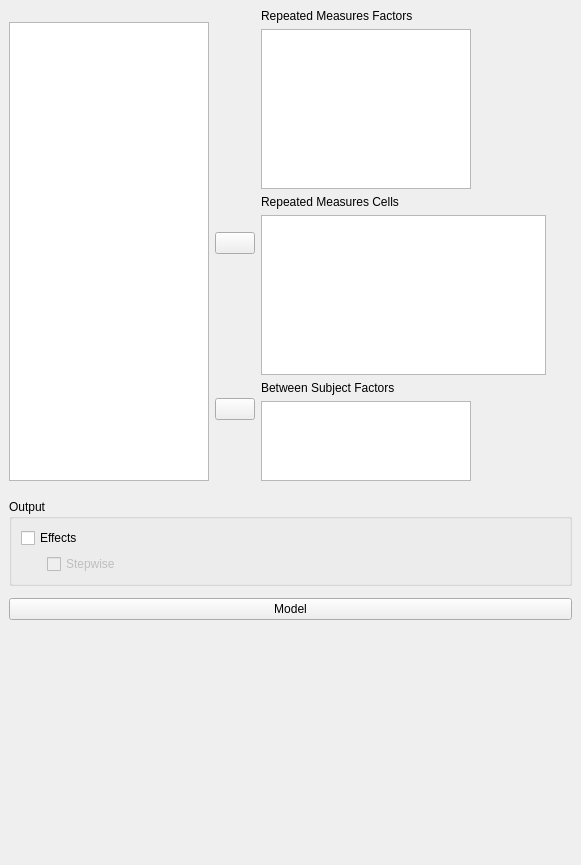
First picture: the form in JASP-Desktop/analysisforms/anovarepeatedmeasuresbayesianform.ui, repository jasp-stats/jasp-desktop, before the edit.
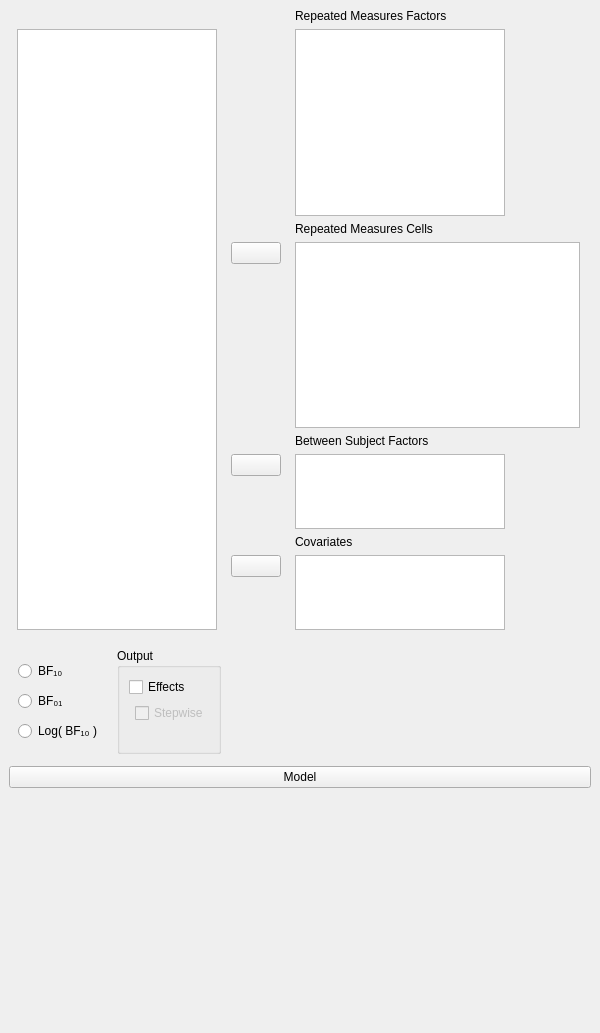
Second picture: the form after the edit. Custom widgets are drawn as their Qt base class.

Commit message: All Bayes: Added Log(BF10) UI option

```diff
--- a/JASP-Desktop/analysisforms/anovarepeatedmeasuresbayesianform.ui
+++ b/JASP-Desktop/analysisforms/anovarepeatedmeasuresbayesianform.ui
@@ -6,8 +6,8 @@
    <rect>
     <x>0</x>
     <y>0</y>
-    <width>581</width>
-    <height>865</height>
+    <width>600</width>
+    <height>1033</height>
    </rect>
   </property>
   <property name="windowTitle">
@@ -29,6 +29,166 @@
    <property name="spacing">
     <number>0</number>
    </property>
+   <item row="1" column="0">
+    <widget class="QWidget" name="widget" native="true">
+     <layout class="QGridLayout" name="gridLayout_3">
+      <item row="0" column="0">
+       <widget class="BoundGroupBox" name="bayesFactorType" native="true">
+        <property name="title" stdset="0">
+         <string>Bayes Factor</string>
+        </property>
+        <property name="flat" stdset="0">
+         <bool>false</bool>
+        </property>
+        <layout class="QGridLayout" name="gridLayout_13">
+         <item row="1" column="0">
+          <widget class="QRadioButton" name="_2">
+           <property name="text">
+            <string>BF₀₁</string>
+           </property>
+          </widget>
+         </item>
+         <item row="0" column="0">
+          <widget class="QRadioButton" name="_1">
+           <property name="text">
+            <string>BF₁₀</string>
+           </property>
+          </widget>
+         </item>
+         <item row="2" column="0">
+          <widget class="QRadioButton" name="_3">
+           <property name="text">
+            <string>Log( BF₁₀ )</string>
+           </property>
+          </widget>
+         </item>
+        </layout>
+       </widget>
+      </item>
+      <item row="0" column="1">
+       <widget class="GroupBox" name="groupBox_3">
+        <property name="title">
+         <string>Output</string>
+        </property>
+        <layout class="QGridLayout" name="gridLayout_4">
+         <item row="3" column="1">
+          <spacer name="verticalSpacer">
+           <property name="orientation">
+            <enum>Qt::Vertical</enum>
+           </property>
+           <property name="sizeHint" stdset="0">
+            <size>
+             <width>20</width>
+             <height>40</height>
+            </size>
+           </property>
+          </spacer>
+         </item>
+         <item row="1" column="0" rowspan="2">
+          <widget class="QWidget" name="widget" native="true">
+           <property name="maximumSize">
+            <size>
+             <width>20</width>
+             <height>16777215</height>
+            </size>
+           </property>
+          </widget>
+         </item>
+         <item row="1" column="1" rowspan="2">
+          <widget class="BoundCheckBox" name="effectsStepwise">
+           <property name="enabled">
+            <bool>false</bool>
+           </property>
+           <property name="text">
+            <string>Stepwise</string>
+           </property>
+          </widget>
+         </item>
+         <item row="0" column="0" colspan="2">
+          <widget class="BoundCheckBox" name="outputEffects">
+           <property name="text">
+            <string>Effects</string>
+           </property>
+          </widget>
+         </item>
+        </layout>
+       </widget>
+      </item>
+      <item row="0" column="2">
+       <spacer name="horizontalSpacer">
+        <property name="orientation">
+         <enum>Qt::Horizontal</enum>
+        </property>
+        <property name="sizeHint" stdset="0">
+         <size>
+          <width>40</width>
+          <height>20</height>
+         </size>
+        </property>
+       </spacer>
+      </item>
+     </layout>
+    </widget>
+   </item>
+   <item row="2" column="0">
+    <widget class="QWidget" name="modelContainer" native="true">
+     <property name="sizePolicy">
+      <sizepolicy hsizetype="Preferred" vsizetype="Preferred">
+       <horstretch>0</horstretch>
+       <verstretch>0</verstretch>
+      </sizepolicy>
+     </property>
+     <layout class="QGridLayout" name="gridLayout_8">
+      <property name="topMargin">
+       <number>3</number>
+      </property>
+      <property name="bottomMargin">
+       <number>3</number>
+      </property>
+      <item row="1" column="0">
+       <widget class="QWidget" name="containerModel" native="true">
+        <layout class="QGridLayout" name="gridLayout_6">
+         <property name="leftMargin">
+          <number>0</number>
+         </property>
+         <property name="topMargin">
+          <number>0</number>
+         </property>
+         <property name="rightMargin">
+          <number>0</number>
+         </property>
+         <property name="bottomMargin">
+          <number>36</number>
+         </property>
+         <item row="0" column="0">
+          <widget class="AnovaModelWidget" name="modelTerms" native="true">
+           <property name="sizePolicy">
+            <sizepolicy hsizetype="Expanding" vsizetype="Preferred">
+             <horstretch>0</horstretch>
+             <verstretch>0</verstretch>
+            </sizepolicy>
+           </property>
+           <property name="minimumSize">
+            <size>
+             <width>0</width>
+             <height>200</height>
+            </size>
+           </property>
+          </widget>
+         </item>
+        </layout>
+       </widget>
+      </item>
+      <item row="0" column="0">
+       <widget class="ExpanderButton" name="expanderModel">
+        <property name="text">
+         <string>Model</string>
+        </property>
+       </widget>
+      </item>
+     </layout>
+    </widget>
+   </item>
    <item row="0" column="0">
     <widget class="QWidget" name="main" native="true">
      <property name="sizePolicy">
@@ -40,14 +200,14 @@
      <property name="maximumSize">
       <size>
        <width>16777215</width>
-       <height>600</height>
+       <height>700</height>
       </size>
      </property>
      <layout class="QGridLayout" name="gridLayout">
       <property name="verticalSpacing">
        <number>6</number>
       </property>
-      <item row="0" column="0" rowspan="2">
+      <item row="0" column="0">
        <widget class="QWidget" name="widget_2" native="true">
         <property name="maximumSize">
          <size>
@@ -57,75 +217,17 @@
         </property>
        </widget>
       </item>
-      <item row="2" column="1" rowspan="2">
-       <widget class="QWidget" name="widget_4" native="true"/>
-      </item>
-      <item row="10" column="1">
-       <widget class="QWidget" name="widget_6" native="true"/>
-      </item>
-      <item row="6" column="1">
-       <widget class="QWidget" name="widget_5" native="true"/>
-      </item>
-      <item row="0" column="2" rowspan="3" colspan="3">
+      <item row="0" column="2">
        <widget class="QLabel" name="label">
         <property name="text">
          <string>Repeated Measures Factors</string>
         </property>
        </widget>
       </item>
-      <item row="4" column="2" colspan="3">
-       <widget class="QLabel" name="label_2">
-        <property name="text">
-         <string>Repeated Measures Cells</string>
-        </property>
-       </widget>
+      <item row="1" column="1">
+       <widget class="QWidget" name="widget_4" native="true"/>
       </item>
-      <item row="4" column="1" rowspan="2">
-       <widget class="AssignButton" name="buttonAssignFixed">
-        <property name="maximumSize">
-         <size>
-          <width>50</width>
-          <height>16777215</height>
-         </size>
-        </property>
-        <property name="text">
-         <string/>
-        </property>
-       </widget>
-      </item>
-      <item row="9" column="2" rowspan="2">
-       <widget class="BoundListView" name="betweenSubjectFactors">
-        <property name="minimumSize">
-         <size>
-          <width>210</width>
-          <height>80</height>
-         </size>
-        </property>
-        <property name="maximumSize">
-         <size>
-          <width>210</width>
-          <height>80</height>
-         </size>
-        </property>
-        <property name="selectionMode">
-         <enum>QAbstractItemView::ExtendedSelection</enum>
-        </property>
-       </widget>
-      </item>
-      <item row="7" column="1" rowspan="3">
-       <widget class="AssignButton" name="buttonAssignRandom">
-        <property name="maximumSize">
-         <size>
-          <width>50</width>
-          <height>16777215</height>
-         </size>
-        </property>
-        <property name="text">
-         <string/>
-        </property>
-       </widget>
-      </item>
-      <item row="3" column="2" colspan="2">
+      <item row="1" column="2">
        <widget class="BoundTableView" name="repeatedMeasuresFactors">
         <property name="sizePolicy">
          <sizepolicy hsizetype="Expanding" vsizetype="Expanding">
@@ -183,14 +285,27 @@
         </attribute>
        </widget>
       </item>
-      <item row="7" column="2" rowspan="2" colspan="3">
-       <widget class="QLabel" name="label_3">
+      <item row="2" column="2">
+       <widget class="QLabel" name="label_2">
         <property name="text">
-         <string>Between Subject Factors</string>
+         <string>Repeated Measures Cells</string>
         </property>
        </widget>
       </item>
-      <item row="5" column="2" rowspan="2" colspan="3">
+      <item row="3" column="1">
+       <widget class="AssignButton" name="buttonAssignFixed">
+        <property name="maximumSize">
+         <size>
+          <width>50</width>
+          <height>16777215</height>
+         </size>
+        </property>
+        <property name="text">
+         <string/>
+        </property>
+       </widget>
+      </item>
+      <item row="3" column="2" rowspan="2">
        <widget class="BoundTableView" name="repeatedMeasuresCells">
         <property name="sizePolicy">
          <sizepolicy hsizetype="Expanding" vsizetype="Expanding">
@@ -248,7 +363,94 @@
         </attribute>
        </widget>
       </item>
-      <item row="2" column="0" rowspan="9">
+      <item row="4" column="1">
+       <widget class="QWidget" name="widget_5" native="true"/>
+      </item>
+      <item row="5" column="2">
+       <widget class="QLabel" name="label_3">
+        <property name="text">
+         <string>Between Subject Factors</string>
+        </property>
+       </widget>
+      </item>
+      <item row="6" column="1">
+       <widget class="AssignButton" name="buttonAssignRandom">
+        <property name="maximumSize">
+         <size>
+          <width>50</width>
+          <height>16777215</height>
+         </size>
+        </property>
+        <property name="text">
+         <string/>
+        </property>
+       </widget>
+      </item>
+      <item row="6" column="2" rowspan="2">
+       <widget class="BoundListView" name="betweenSubjectFactors">
+        <property name="minimumSize">
+         <size>
+          <width>210</width>
+          <height>40</height>
+         </size>
+        </property>
+        <property name="maximumSize">
+         <size>
+          <width>210</width>
+          <height>80</height>
+         </size>
+        </property>
+        <property name="selectionMode">
+         <enum>QAbstractItemView::ExtendedSelection</enum>
+        </property>
+       </widget>
+      </item>
+      <item row="7" column="1">
+       <widget class="QWidget" name="widget_6" native="true"/>
+      </item>
+      <item row="8" column="2">
+       <widget class="QLabel" name="label_4">
+        <property name="text">
+         <string>Covariates</string>
+        </property>
+       </widget>
+      </item>
+      <item row="9" column="1">
+       <widget class="AssignButton" name="buttonAssignCovariates">
+        <property name="maximumSize">
+         <size>
+          <width>50</width>
+          <height>16777215</height>
+         </size>
+        </property>
+        <property name="text">
+         <string/>
+        </property>
+       </widget>
+      </item>
+      <item row="9" column="2" rowspan="2">
+       <widget class="BoundListView" name="covariates">
+        <property name="minimumSize">
+         <size>
+          <width>210</width>
+          <height>40</height>
+         </size>
+        </property>
+        <property name="maximumSize">
+         <size>
+          <width>210</width>
+          <height>80</height>
+         </size>
+        </property>
+        <property name="selectionMode">
+         <enum>QAbstractItemView::ExtendedSelection</enum>
+        </property>
+       </widget>
+      </item>
+      <item row="10" column="1">
+       <widget class="QWidget" name="widget_7" native="true"/>
+      </item>
+      <item row="1" column="0" rowspan="10">
        <widget class="AvailableFieldsListView" name="listAvailableFields">
         <property name="sizePolicy">
          <sizepolicy hsizetype="Fixed" vsizetype="Expanding">
@@ -276,107 +478,6 @@
      </layout>
     </widget>
    </item>
-   <item row="2" column="0">
-    <widget class="QWidget" name="modelContainer" native="true">
-     <property name="sizePolicy">
-      <sizepolicy hsizetype="Preferred" vsizetype="Preferred">
-       <horstretch>0</horstretch>
-       <verstretch>0</verstretch>
-      </sizepolicy>
-     </property>
-     <layout class="QGridLayout" name="gridLayout_8">
-      <property name="topMargin">
-       <number>3</number>
-      </property>
-      <property name="bottomMargin">
-       <number>3</number>
-      </property>
-      <item row="1" column="0">
-       <widget class="QWidget" name="containerModel" native="true">
-        <layout class="QGridLayout" name="gridLayout_6">
-         <property name="leftMargin">
-          <number>0</number>
-         </property>
-         <property name="topMargin">
-          <number>0</number>
-         </property>
-         <property name="rightMargin">
-          <number>0</number>
-         </property>
-         <property name="bottomMargin">
-          <number>36</number>
-         </property>
-         <item row="0" column="0">
-          <widget class="AnovaModelWidget" name="modelTerms" native="true">
-           <property name="sizePolicy">
-            <sizepolicy hsizetype="Expanding" vsizetype="Preferred">
-             <horstretch>0</horstretch>
-             <verstretch>0</verstretch>
-            </sizepolicy>
-           </property>
-           <property name="minimumSize">
-            <size>
-             <width>0</width>
-             <height>200</height>
-            </size>
-           </property>
-          </widget>
-         </item>
-        </layout>
-       </widget>
-      </item>
-      <item row="0" column="0">
-       <widget class="ExpanderButton" name="expanderModel">
-        <property name="text">
-         <string>Model</string>
-        </property>
-       </widget>
-      </item>
-     </layout>
-    </widget>
-   </item>
-   <item row="1" column="0">
-    <widget class="QWidget" name="widget" native="true">
-     <layout class="QGridLayout" name="gridLayout_3">
-      <item row="0" column="0">
-       <widget class="GroupBox" name="groupBox_3">
-        <property name="title">
-         <string>Output</string>
-        </property>
-        <layout class="QGridLayout" name="gridLayout_4">
-         <item row="1" column="1" rowspan="2">
-          <widget class="BoundCheckBox" name="effectsStepwise">
-           <property name="enabled">
-            <bool>false</bool>
-           </property>
-           <property name="text">
-            <string>Stepwise</string>
-           </property>
-          </widget>
-         </item>
-         <item row="1" column="0" rowspan="2">
-          <widget class="QWidget" name="widget" native="true">
-           <property name="maximumSize">
-            <size>
-             <width>20</width>
-             <height>16777215</height>
-            </size>
-           </property>
-          </widget>
-         </item>
-         <item row="0" column="0" colspan="2">
-          <widget class="BoundCheckBox" name="outputEffects">
-           <property name="text">
-            <string>Effects</string>
-           </property>
-          </widget>
-         </item>
-        </layout>
-       </widget>
-      </item>
-     </layout>
-    </widget>
-   </item>
   </layout>
  </widget>
  <customwidgets>
@@ -395,17 +496,6 @@
    <extends>QListView</extends>
    <header>widgets/boundlistview.h</header>
   </customwidget>
-  <customwidget>
-   <class>ExpanderButton</class>
-   <extends>QPushButton</extends>
-   <header>widgets/expanderbutton.h</header>
-  </customwidget>
-  <customwidget>
-   <class>AnovaModelWidget</class>
-   <extends>QWidget</extends>
-   <header>widgets/anovamodelwidget.h</header>
-   <container>1</container>
-  </customwidget>
   <customwidget>
    <class>BoundCheckBox</class>
    <extends>QCheckBox</extends>
@@ -417,6 +507,23 @@
    <header>widgets/groupbox.h</header>
    <container>1</container>
   </customwidget>
+  <customwidget>
+   <class>BoundGroupBox</class>
+   <extends>QWidget</extends>
+   <header>widgets/boundgroupbox.h</header>
+   <container>1</container>
+  </customwidget>
+  <customwidget>
+   <class>ExpanderButton</class>
+   <extends>QPushButton</extends>
+   <header>widgets/expanderbutton.h</header>
+  </customwidget>
+  <customwidget>
+   <class>AnovaModelWidget</class>
+   <extends>QWidget</extends>
+   <header>widgets/anovamodelwidget.h</header>
+   <container>1</container>
+  </customwidget>
   <customwidget>
    <class>BoundTableView</class>
    <extends>QTableView</extends>
```
The commit also changes 22 other files.
